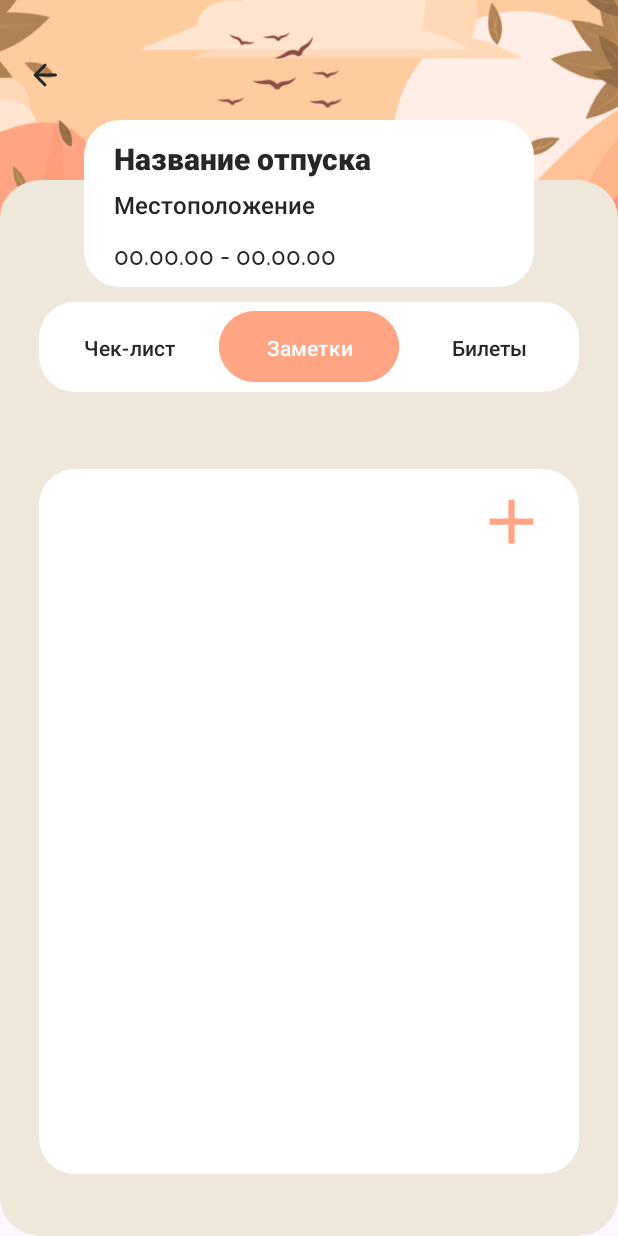
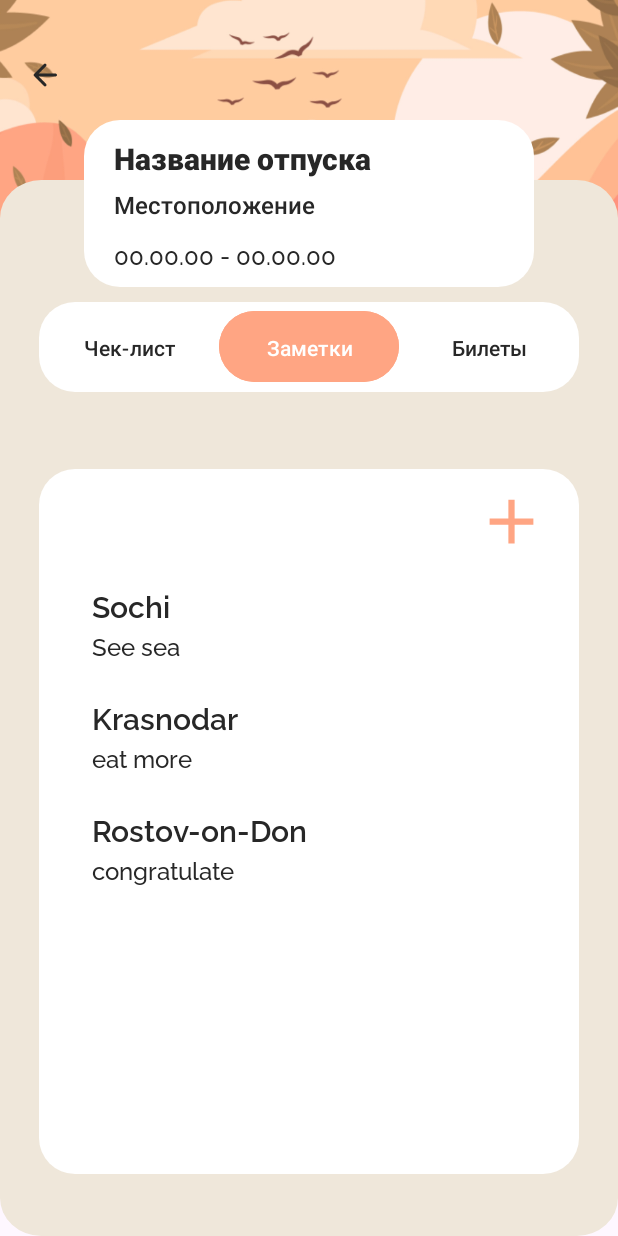
Before and after one commit to Gppovrm/TravelMateApp, an Android app: the NotesActivity screen opened directly, with no data from a screen before it, on a phone screen of 412 x 824 dp. Run offline under Robolectric (Android 15) with nearby library versions, the phone set to English and light mode, and no system bars.

Commit message:
Notes without DB

```diff
--- a/app/src/main/AndroidManifest.xml
+++ b/app/src/main/AndroidManifest.xml
@@ -14,6 +14,9 @@
         android:supportsRtl="true"
         android:theme="@style/Theme.RegisterWithFirebaseApp"
         tools:targetApi="31">
+        <activity
+            android:name=".ViewNoteDataActivity"
+            android:exported="false" />
         <activity
             android:name=".NotesActivity"
             android:exported="false" />
--- /dev/null
+++ b/app/src/main/java/com/example/registerwithfirebaseapp/Notes/NoteCLickListener.java
@@ -0,0 +1,5 @@
+package com.example.registerwithfirebaseapp.Notes;
+
+public interface NoteCLickListener {
+    void onClickItem(NoteModel noteModel);
+}
--- /dev/null
+++ b/app/src/main/java/com/example/registerwithfirebaseapp/Notes/NoteItemsRecyclerView.java
@@ -0,0 +1,67 @@
+package com.example.registerwithfirebaseapp.Notes;
+
+import android.annotation.SuppressLint;
+import android.view.LayoutInflater;
+import android.view.View;
+import android.view.ViewGroup;
+import android.widget.RelativeLayout;
+import android.widget.TextView;
+
+import androidx.annotation.NonNull;
+import androidx.cardview.widget.CardView;
+import androidx.recyclerview.widget.RecyclerView;
+
+import com.example.registerwithfirebaseapp.R;
+
+import java.util.List;
+
+public class NoteItemsRecyclerView extends RecyclerView.Adapter {
+
+    List<NoteModel> noteModelList;
+    NoteCLickListener noteCLickListener;
+    public NoteItemsRecyclerView(List<NoteModel> noteModels, NoteCLickListener noteCLickListener){
+        this.noteModelList=noteModels;
+        this.noteCLickListener=noteCLickListener;
+    }
+
+    public class NoteViewHolder extends RecyclerView.ViewHolder{
+
+        public TextView note_title, note_content;
+        public CardView note_card_item;
+        public RelativeLayout note_parent;
+
+        public NoteViewHolder(@NonNull View itemView){
+            super(itemView);
+            note_title=itemView.findViewById(R.id.note_title);
+            note_content=itemView.findViewById(R.id.note_content);
+            note_parent=itemView.findViewById(R.id.note_parent);
+            note_card_item=itemView.findViewById(R.id.note_card_item);
+        }
+    }
+
+    //access the layout file of note_row
+    @NonNull
+    @Override
+    public NoteViewHolder onCreateViewHolder(@NonNull ViewGroup parent, int viewType) {
+        View view = LayoutInflater.from(parent.getContext()).inflate(R.layout.note_row,null);
+        return new NoteViewHolder(view);
+    }
+
+    @Override
+    public void onBindViewHolder(@NonNull RecyclerView.ViewHolder holder, final int position) {
+        NoteViewHolder noteViewHolder=(NoteViewHolder) holder;
+        noteViewHolder.note_title.setText(noteModelList.get(position).getNote_title());
+        noteViewHolder.note_content.setText(noteModelList.get(position).getNote_content());
+        noteViewHolder.note_parent.setOnClickListener(new View.OnClickListener() {
+            @Override
+            public void onClick(View v) {
+                noteCLickListener.onClickItem(noteModelList.get(position));
+            }
+        });
+    }
+
+    @Override
+    public int getItemCount() {
+        return noteModelList.size();
+    }
+}
--- /dev/null
+++ b/app/src/main/java/com/example/registerwithfirebaseapp/Notes/NoteModel.java
@@ -0,0 +1,41 @@
+package com.example.registerwithfirebaseapp.Notes;
+
+public class NoteModel {
+    String id;
+    String note_title;
+    String note_content;
+
+    public NoteModel(){
+
+    }
+
+    public NoteModel(String id, String note_title, String note_content) {
+        this.id = id;
+        this.note_title = note_title;
+        this.note_content = note_content;
+    }
+
+    public String getId() {
+        return id;
+    }
+
+    public void setId(String id) {
+        this.id = id;
+    }
+
+    public String getNote_title() {
+        return note_title;
+    }
+
+    public void setNote_title(String note_title) {
+        this.note_title = note_title;
+    }
+
+    public String getNote_content() {
+        return note_content;
+    }
+
+    public void setNote_content(String note_content) {
+        this.note_content = note_content;
+    }
+}
--- a/app/src/main/java/com/example/registerwithfirebaseapp/NotesActivity.java
+++ b/app/src/main/java/com/example/registerwithfirebaseapp/NotesActivity.java
@@ -1,5 +1,6 @@
 package com.example.registerwithfirebaseapp;
 
+import android.content.Intent;
 import android.os.Bundle;
 
 import androidx.activity.EdgeToEdge;
@@ -7,12 +8,43 @@ import androidx.appcompat.app.AppCompatActivity;
 import androidx.core.graphics.Insets;
 import androidx.core.view.ViewCompat;
 import androidx.core.view.WindowInsetsCompat;
+import androidx.recyclerview.widget.LinearLayoutManager;
+import androidx.recyclerview.widget.RecyclerView;
 
-public class NotesActivity extends AppCompatActivity {
+import com.example.registerwithfirebaseapp.Notes.NoteCLickListener;
+import com.example.registerwithfirebaseapp.Notes.NoteItemsRecyclerView;
+import com.example.registerwithfirebaseapp.Notes.NoteModel;
+
+import java.util.ArrayList;
+import java.util.List;
+
+public class NotesActivity extends AppCompatActivity implements NoteCLickListener {
+
+    List<NoteModel> noteModels = new ArrayList<>();
 
     @Override
     protected void onCreate(Bundle savedInstanceState) {
         super.onCreate(savedInstanceState);
         setContentView(R.layout.activity_notes);
+
+        RecyclerView notelist=findViewById(R.id.note_list);
+
+        noteModels.add(new NoteModel("1", "Sochi", "See sea"));
+        noteModels.add(new NoteModel("2", "Krasnodar", "eat more"));
+        noteModels.add(new NoteModel("3", "Rostov-on-Don", "congratulate"));
+
+        NoteItemsRecyclerView noteItemsRecyclerView = new NoteItemsRecyclerView(noteModels, NotesActivity.this);
+        notelist.setLayoutManager(new LinearLayoutManager(NotesActivity.this));
+        notelist.setAdapter(noteItemsRecyclerView);
+    }
+
+    @Override
+    public void onClickItem(NoteModel noteModel) {
+        Intent intent=new Intent(NotesActivity.this, ViewNoteDataActivity.class);
+        intent.putExtra("id",noteModel.getId());
+        intent.putExtra("note_title",noteModel.getNote_title());
+        intent.putExtra("note_content",noteModel.getNote_content());
+        startActivity(intent);
+
     }
 }
--- a/app/src/main/res/layout/activity_notes.xml
+++ b/app/src/main/res/layout/activity_notes.xml
@@ -184,11 +184,13 @@
         android:layout_marginEnd="20dp"/>
 
     <androidx.recyclerview.widget.RecyclerView
-        android:layout_width="wrap_content"
-        android:layout_height="wrap_content"
+        android:id="@+id/note_list"
+        android:layout_width="320dp"
+        android:layout_height="0dp"
         app:layout_constraintTop_toTopOf="@id/note_bg_view"
         app:layout_constraintStart_toStartOf="@id/note_bg_view"
-        android:layout_marginStart="20dp"
+        app:layout_constraintBottom_toBottomOf="@+id/note_bg_view"
+        app:layout_constraintEnd_toEndOf="@id/note_bg_view"
         android:layout_marginTop="60dp"
         />
 
--- /dev/null
+++ b/app/src/main/res/layout/note_row.xml
@@ -0,0 +1,52 @@
+<?xml version="1.0" encoding="utf-8"?>
+<RelativeLayout xmlns:android="http://schemas.android.com/apk/res/android"
+    android:layout_width="match_parent"
+    android:layout_height="wrap_content"
+    xmlns:app="http://schemas.android.com/apk/res-auto"
+    android:id="@+id/note_parent">
+
+    <androidx.cardview.widget.CardView
+        android:id="@+id/note_card_item"
+        android:layout_width="match_parent"
+        android:layout_height="wrap_content"
+        app:cardUseCompatPadding="true"
+        app:cardCornerRadius="10dp"
+        app:cardElevation="0dp"
+        >
+
+        <LinearLayout
+            android:layout_width="match_parent"
+            android:layout_height="match_parent"
+            android:orientation="vertical">
+
+            <TextView
+                android:id="@+id/note_title"
+                android:layout_width="match_parent"
+                android:layout_height="wrap_content"
+                android:layout_marginEnd="10dp"
+                android:layout_marginStart="10dp"
+                android:layout_marginTop="10dp"
+                android:maxLines="1"
+                android:text="DemoText"
+                android:fontFamily="@font/raleway_semibold"
+                android:textSize="20sp"
+                android:textColor="@color/black"/>
+
+            <TextView
+                android:id="@+id/note_content"
+                android:layout_width="wrap_content"
+                android:layout_height="wrap_content"
+                android:text="content"
+                android:fontFamily="@font/raleway_medium"
+                android:textSize="16sp"
+                android:textColor="@color/black"
+                android:layout_marginEnd="10dp"
+                android:layout_marginStart="10dp"
+                android:layout_marginTop="1dp"
+                android:maxLines="3"/>
+
+        </LinearLayout>
+
+    </androidx.cardview.widget.CardView>
+
+</RelativeLayout>
```
Also changed, not shown: app/src/main/java/com/example/registerwithfirebaseapp/ViewNoteDataActivity.java (added, +22 -0 lines), app/src/main/res/layout/activity_view_note_data.xml (added, +52 -0 lines).
